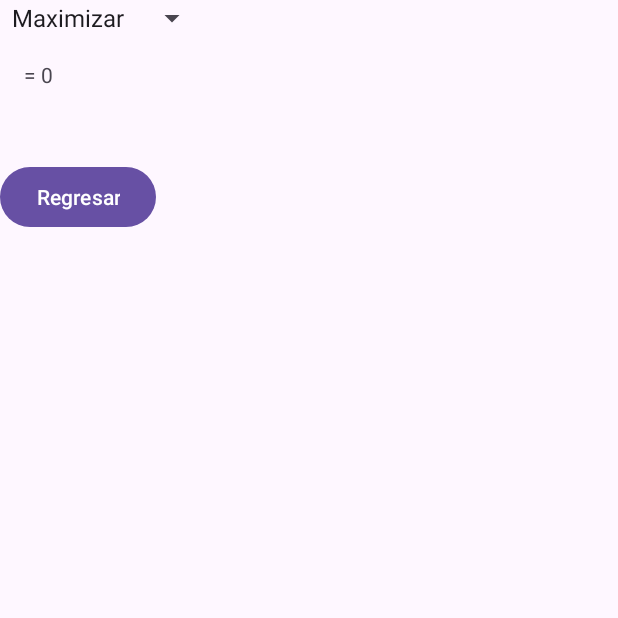
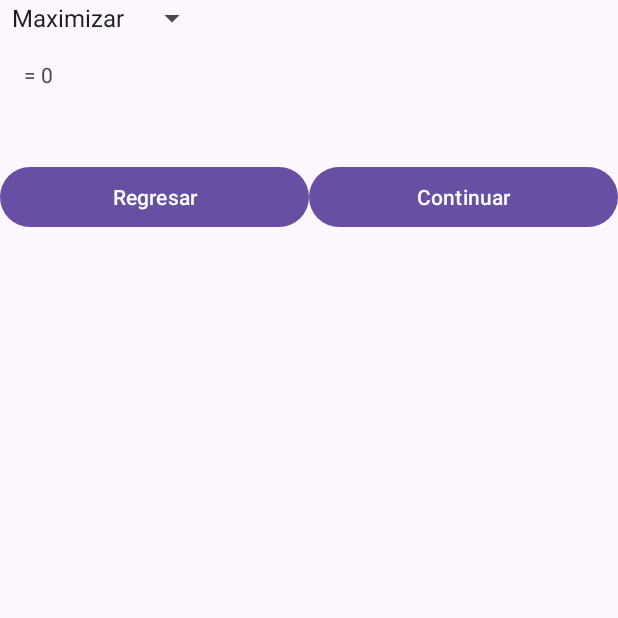
Before and after one commit to aleTempest/AS-PIU1, an Android app: the InputActivity screen opened directly, with no data from a screen before it, on a phone screen of 412 x 824 dp, the top half of it. Run offline under Robolectric (Android 15) with nearby library versions, the phone set to English and light mode, and no system bars.

Commit message:
no puedo acceder a los EditText de cada restriccion

```diff
--- a/app/src/main/java/upvictortia/pm_ene_abr_2024/iti_271164/pi1u1/z_u1_mota_hinojosa/CustomLayouts/EquationLayout.kt
+++ b/app/src/main/java/upvictortia/pm_ene_abr_2024/iti_271164/pi1u1/z_u1_mota_hinojosa/CustomLayouts/EquationLayout.kt
@@ -15,7 +15,7 @@ open class EquationLayout @JvmOverloads constructor(
 )
     : LinearLayout(context,attribSet,defStyleAttr) {
 
-    val inputs = mutableListOf<EditText>()
+    val inputs = ArrayList<EditText>()
     protected lateinit var params: LayoutParams
 
     init {
@@ -44,4 +44,15 @@ open class EquationLayout @JvmOverloads constructor(
             }
         }
     }
+
+    fun getVarCount() : Int {
+        return this.inputs.size
+    }
+
+    fun areFieldsNotEmpty() : Boolean {
+        for (input in inputs) {
+            if (input.text.isEmpty()) return false
+        }
+        return true
+    }
 }
--- a/app/src/main/java/upvictortia/pm_ene_abr_2024/iti_271164/pi1u1/z_u1_mota_hinojosa/CustomLayouts/FunctionLayout.kt
+++ b/app/src/main/java/upvictortia/pm_ene_abr_2024/iti_271164/pi1u1/z_u1_mota_hinojosa/CustomLayouts/FunctionLayout.kt
@@ -16,6 +16,7 @@ class FunctionLayout(context: Context, attrs: AttributeSet? = null) : EquationLa
         addView(equalityText)
     }
 
+
     /*init {
         spinner = Spinner(context)
         ArrayAdapter.createFromResource(
--- a/app/src/main/java/upvictortia/pm_ene_abr_2024/iti_271164/pi1u1/z_u1_mota_hinojosa/CustomLayouts/RestrictionContainer.kt
+++ b/app/src/main/java/upvictortia/pm_ene_abr_2024/iti_271164/pi1u1/z_u1_mota_hinojosa/CustomLayouts/RestrictionContainer.kt
@@ -9,7 +9,7 @@ class RestrictionContainer @JvmOverloads constructor(
     attribSet : AttributeSet? = null,
     defStyleAttr: Int = 0
 ) : LinearLayout(context,attribSet,defStyleAttr) {
-    private val restrictions = mutableListOf<RestrictionLayout>()
+    val restrictions = ArrayList<RestrictionLayout>()
 
     fun generateRestrictions(count : Int, varCount : Int) {
         for (i in 0 until count) {
@@ -18,4 +18,5 @@ class RestrictionContainer @JvmOverloads constructor(
             addView(res)
         }
     }
+
 }
--- a/app/src/main/java/upvictortia/pm_ene_abr_2024/iti_271164/pi1u1/z_u1_mota_hinojosa/InputActivity.kt
+++ b/app/src/main/java/upvictortia/pm_ene_abr_2024/iti_271164/pi1u1/z_u1_mota_hinojosa/InputActivity.kt
@@ -8,18 +8,35 @@ import android.widget.Button
 import android.widget.Spinner
 import android.widget.Toast
 import androidx.appcompat.app.AppCompatActivity
+import androidx.core.view.size
 import upvictortia.pm_ene_abr_2024.iti_271164.pi1u1.z_u1_mota_hinojosa.CustomLayouts.FunctionLayout
 import upvictortia.pm_ene_abr_2024.iti_271164.pi1u1.z_u1_mota_hinojosa.CustomLayouts.RestrictionContainer
+import upvictortia.pm_ene_abr_2024.iti_271164.pi1u1.z_u1_mota_hinojosa.EquationObjects.ZFunction
+import java.util.ArrayList
 
 class InputActivity : AppCompatActivity() {
     private lateinit var backBtn: Button
+    private lateinit var continueBtn: Button
     private lateinit var spinner: Spinner
+    private lateinit var functionLayout: FunctionLayout
+    private lateinit var resContainer: RestrictionContainer
     override fun onCreate(savedInstanceState: Bundle?) {
         super.onCreate(savedInstanceState)
         setContentView(R.layout.activity_input)
+
+        spinner = findViewById(R.id.options)
+        backBtn = findViewById(R.id.btn_back)
+        continueBtn = findViewById(R.id.btn_continue2)
+        functionLayout = findViewById(R.id.eq_layout2)
+        resContainer = findViewById(R.id.res_container)
+
         val count1 = intent.getIntExtra("COUNT1",0)
         val count2 = intent.getIntExtra("COUNT2",0)
-        spinner = findViewById(R.id.options)
+        makeContainer(count2,count1)
+
+        backBtn.setOnClickListener {
+            finish()
+        }
         ArrayAdapter.createFromResource(
             this,
             R.array.equation_type,
@@ -28,15 +45,31 @@ class InputActivity : AppCompatActivity() {
             adapter.setDropDownViewResource(android.R.layout.simple_spinner_dropdown_item)
             spinner.adapter = adapter
         }
+
+
         makeFunction(count1)
-        makeContainer(count2,count1)
-        backBtn = findViewById(R.id.btn_back)
-        backBtn.setOnClickListener { view ->
-            finish()
+        continueBtn.setOnClickListener {
+            if (functionLayout.areFieldsNotEmpty()) {
+                val toast = Toast.makeText(this,"",Toast.LENGTH_SHORT)
+                var coeffArr = Array(functionLayout.getVarCount()) { 0.0 }
+                var restrArr = ArrayList<Array<Double>>()
+                for ((index,value) in functionLayout.inputs.withIndex()) {
+                    val coeff = value.text.toString().toDouble()
+                    coeffArr[index] = coeff
+                }
+                if (coeffArr.isNotEmpty()) {
+                    val zfunc = ZFunction(coeffArr)
+                    toast.setText(zfunc.toString())
+                    toast.show()
+
+                }
+
+            }
         }
+
+
     }
     private fun makeContainer(resCount : Int, varCount : Int) {
-        val resContainer = findViewById<RestrictionContainer>(R.id.res_container)
         resContainer.generateRestrictions(resCount,varCount)
     }
 
@@ -45,7 +78,6 @@ class InputActivity : AppCompatActivity() {
         equationLayout.generateRestriction(varCount)
     }*/
     private fun makeFunction(varCount : Int) {
-        val functionLayout = findViewById<FunctionLayout>(R.id.eq_layout2)
         functionLayout.generateFunction(varCount)
     }
 
--- a/app/src/main/res/layout/activity_input.xml
+++ b/app/src/main/res/layout/activity_input.xml
@@ -5,9 +5,12 @@
     xmlns:tools="http://schemas.android.com/tools"
     xmlns:app="http://schemas.android.com/apk/res-auto">
 
+    <ScrollView
+        android:layout_width="match_parent"
+        android:layout_height="match_parent">
         <LinearLayout
             android:layout_width="match_parent"
-        android:layout_height="match_parent"
+            android:layout_height="wrap_content"
             android:orientation="vertical"
             tools:context=".MainActivity">
 
@@ -30,10 +33,24 @@
                 android:padding="16dp"
                 android:orientation="vertical"
                 />
+            <LinearLayout
+                android:layout_width="match_parent"
+                android:orientation="horizontal"
+                android:layout_height="wrap_content">
                 <Button
                     android:text="Regresar"
                     android:id="@+id/btn_back"
-            android:layout_width="wrap_content"
+                    android:layout_width="0dp"
+                    android:layout_weight="1"
+                    android:layout_height="wrap_content"/>
+                <Button
+                    android:text="Continuar"
+                    android:id="@+id/btn_continue2"
+                    android:layout_weight="1"
+                    android:layout_width="0dp"
                     android:layout_height="wrap_content"/>
             </LinearLayout>
+
+        </LinearLayout>
+    </ScrollView>
 </androidx.constraintlayout.widget.ConstraintLayout>
```
Also changed, not shown: app/src/main/java/upvictortia/pm_ene_abr_2024/iti_271164/pi1u1/z_u1_mota_hinojosa/EquationObjects/InequalityType.kt (added, +7 -0 lines), app/src/main/java/upvictortia/pm_ene_abr_2024/iti_271164/pi1u1/z_u1_mota_hinojosa/EquationObjects/Restriction.kt (added, +26 -0 lines), app/src/main/java/upvictortia/pm_ene_abr_2024/iti_271164/pi1u1/z_u1_mota_hinojosa/EquationObjects/StringParser.kt (added, +27 -0 lines), app/src/main/java/upvictortia/pm_ene_abr_2024/iti_271164/pi1u1/z_u1_mota_hinojosa/EquationObjects/ZFunction.kt (added, +9 -0 lines). Lines whose indentation alone changed are shown as unchanged.
